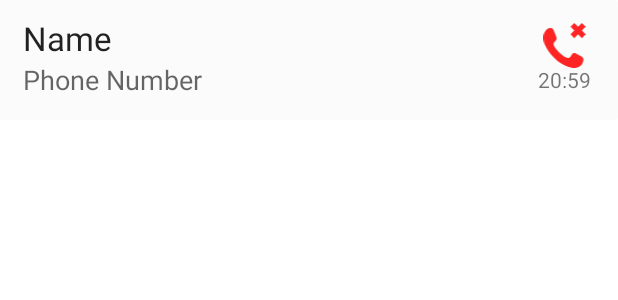
After one commit to 2tanayk/KBlock, an Android app: the layout log_item.xml on its own in the app's theme, with its tools: preview values and no code run, on a phone screen of 412 x 824 dp. The commit adds this screen. Shown: the top 300 px of the screen. Run offline under Robolectric (Android 15) with nearby library versions, the phone set to English and light mode, and no system bars.

Commit message:
feat: blocked call logs saved and displayed

```diff
--- a/app/src/main/java/com/kamathtanay/kblock/data/db/AppDatabase.kt
+++ b/app/src/main/java/com/kamathtanay/kblock/data/db/AppDatabase.kt
@@ -5,15 +5,18 @@ import androidx.room.Database
 import androidx.room.Room
 import androidx.room.RoomDatabase
 import androidx.room.TypeConverters
+import com.kamathtanay.kblock.data.dao.CallLogDao
 import com.kamathtanay.kblock.data.dao.ContactDao
+import com.kamathtanay.kblock.data.db.entity.CallLog
 import com.kamathtanay.kblock.data.db.entity.Contact
 import com.kamathtanay.kblock.data.db.entity.typeconverter.Converters
 
-@Database(entities = [Contact::class], version = 1, exportSchema = false)
+@Database(entities = [Contact::class, CallLog::class], version = 1, exportSchema = false)
 @TypeConverters(Converters::class)
 abstract class AppDatabase : RoomDatabase() {
 
     abstract fun getContactDao(): ContactDao
+    abstract fun getCallLogDao(): CallLogDao
 
     companion object {
         @Volatile
--- a/app/src/main/java/com/kamathtanay/kblock/data/db/entity/Contact.kt
+++ b/app/src/main/java/com/kamathtanay/kblock/data/db/entity/Contact.kt
@@ -11,7 +11,7 @@ import java.util.*
 data class Contact(
     @PrimaryKey(autoGenerate = true)
     @ColumnInfo(name = "user_id")
-    val id: Int=0,
+    val id: Int = 0,
     @ColumnInfo(name = "contact_name")
     val contactName: String,
     @ColumnInfo(name = "contact_phone_number")
@@ -21,4 +21,6 @@ data class Contact(
     @TypeConverters(Converters::class)
     @ColumnInfo(name = "date_blocked")
     val dateBlocked: Date? = null,
+    @ColumnInfo(name = "is_user_contact")
+    val isUserContact: Boolean = true,
 )
--- a/app/src/main/java/com/kamathtanay/kblock/data/repository/BlockedRepository.kt
+++ b/app/src/main/java/com/kamathtanay/kblock/data/repository/BlockedRepository.kt
@@ -24,4 +24,10 @@ class BlockedRepository(private val db: AppDatabase) {
             contactDao.unblockContact(isBlocked,contactPhoneNo)
         }
     }
+
+    fun insertNewBlockedNumber(contact: Contact) {
+        CoroutineUtil.io {
+            contactDao.insertNewBlockedNumber(contact)
+        }
+    }
 }
--- a/app/src/main/java/com/kamathtanay/kblock/viewmodel/BlockedViewModel.kt
+++ b/app/src/main/java/com/kamathtanay/kblock/viewmodel/BlockedViewModel.kt
@@ -44,4 +44,8 @@ class BlockedViewModel(private val repository: BlockedRepository):ViewModel() {
         }
         return filteredBlockedList
     }
+
+    fun insertNewBlockedNumber(contact:Contact){
+        repository.insertNewBlockedNumber(contact)
+    }
 }
--- a/app/src/main/res/layout/fragment_blocked_calls_log.xml
+++ b/app/src/main/res/layout/fragment_blocked_calls_log.xml
@@ -12,7 +12,8 @@
         android:layout_height="wrap_content"
         android:layout_gravity="center"
         android:orientation="vertical"
-        android:padding="5dp">
+        android:padding="5dp"
+        android:visibility="visible">
 
         <ImageView
             android:layout_width="200dp"
@@ -37,6 +38,7 @@
         android:orientation="vertical"
         android:padding="5dp"
         android:visibility="gone"
-        app:layoutManager="androidx.recyclerview.widget.LinearLayoutManager" />
+        app:layoutManager="androidx.recyclerview.widget.LinearLayoutManager"
+        tools:listitem="@layout/log_item" />
 
 </androidx.coordinatorlayout.widget.CoordinatorLayout>
--- /dev/null
+++ b/app/src/main/res/layout/log_item.xml
@@ -0,0 +1,74 @@
+<?xml version="1.0" encoding="utf-8"?>
+<com.google.android.material.card.MaterialCardView xmlns:android="http://schemas.android.com/apk/res/android"
+    xmlns:app="http://schemas.android.com/apk/res-auto"
+    xmlns:tools="http://schemas.android.com/tools"
+    android:layout_width="match_parent"
+    android:layout_height="80dp"
+    android:layout_marginBottom="2dp"
+    android:elevation="5dp"
+    app:cardCornerRadius="2dp">
+
+    <androidx.constraintlayout.widget.ConstraintLayout
+        android:layout_width="match_parent"
+        android:layout_height="match_parent"
+        android:padding="15dp">
+
+        <TextView
+            android:id="@+id/log_contact_name_txt"
+            android:layout_width="0dp"
+            android:layout_height="wrap_content"
+            android:layout_marginEnd="10dp"
+            android:layout_marginBottom="1dp"
+            android:text="Name"
+            android:textAppearance="@style/TextAppearance.AppCompat.Large"
+            app:layout_constraintBottom_toTopOf="@id/log_contact_phone_no_txt"
+            app:layout_constraintEnd_toStartOf="@+id/icon_img"
+            app:layout_constraintStart_toStartOf="parent"
+            app:layout_constraintTop_toTopOf="parent" />
+
+        <TextView
+            android:id="@+id/log_contact_phone_no_txt"
+            android:layout_width="0dp"
+            android:layout_height="wrap_content"
+            android:layout_marginEnd="10dp"
+            android:layout_marginBottom="5dp"
+            android:text="Phone Number"
+            android:textAppearance="@style/TextAppearance.AppCompat.Medium"
+            app:layout_constraintBottom_toBottomOf="@id/log_hr"
+            app:layout_constraintEnd_toStartOf="@+id/time_txt"
+            app:layout_constraintStart_toStartOf="parent"
+            app:layout_constraintTop_toBottomOf="@+id/log_contact_name_txt" />
+
+        <ImageView
+            android:id="@+id/icon_img"
+            android:layout_width="30dp"
+            android:layout_height="30dp"
+            android:layout_marginEnd="5dp"
+            app:layout_constraintEnd_toEndOf="parent"
+            app:layout_constraintTop_toTopOf="parent"
+            app:srcCompat="@drawable/ic_disconnect"
+            app:tint="@color/red_orange" />
+
+        <TextView
+            android:id="@+id/time_txt"
+            android:layout_width="wrap_content"
+            android:layout_height="wrap_content"
+            android:layout_marginTop="1dp"
+            android:layout_marginBottom="5dp"
+            android:text="20:59"
+            android:textAppearance="@style/TextAppearance.AppCompat.Small"
+            app:layout_constraintBottom_toTopOf="@+id/log_hr"
+            app:layout_constraintEnd_toEndOf="@id/icon_img"
+            app:layout_constraintStart_toStartOf="@+id/icon_img"
+            app:layout_constraintTop_toBottomOf="@+id/icon_img" />
+
+        <androidx.legacy.widget.Space
+            android:id="@+id/log_hr"
+            android:layout_width="match_parent"
+            android:layout_height="1dp"
+            app:layout_constraintBottom_toBottomOf="parent"
+            app:layout_constraintEnd_toEndOf="parent"
+            app:layout_constraintStart_toStartOf="parent"
+            app:layout_constraintTop_toBottomOf="parent" />
+    </androidx.constraintlayout.widget.ConstraintLayout>
+</com.google.android.material.card.MaterialCardView>
```
Also changed, not shown: app/src/main/java/com/kamathtanay/kblock/data/dao/CallLogDao.kt (added, +17 -0 lines), app/src/main/java/com/kamathtanay/kblock/data/dao/ContactDao.kt (+6 -2 lines), app/src/main/java/com/kamathtanay/kblock/data/db/entity/CallLog.kt (added, +18 -0 lines), app/src/main/java/com/kamathtanay/kblock/data/repository/CallLogRepository.kt (added, +27 -0 lines), app/src/main/java/com/kamathtanay/kblock/model/CallLogItem.kt (added, +8 -0 lines), app/src/main/java/com/kamathtanay/kblock/service/PhoneStateService.kt (+26 -17 lines), app/src/main/java/com/kamathtanay/kblock/ui/mainscreen/adapters/CallLogsRecyclerViewAdapter.kt (added, +33 -0 lines), app/src/main/java/com/kamathtanay/kblock/ui/mainscreen/blockedtab/BlockedContactsFragment.kt (+32 -22 lines), app/src/main/java/com/kamathtanay/kblock/ui/mainscreen/logstab/BlockedCallsLogFragment.kt (+37 -2 lines), app/src/main/java/com/kamathtanay/kblock/util/KBlockUtil.kt (added, +10 -0 lines), app/src/main/java/com/kamathtanay/kblock/util/PermissionUtil.kt (+8 -0 lines), app/src/main/java/com/kamathtanay/kblock/util/diffutil/CallLogDiffUtil.kt (added, +16 -0 lines), app/src/main/java/com/kamathtanay/kblock/viewmodel/CallLogViewModel.kt (added, +26 -0 lines), app/src/main/java/com/kamathtanay/kblock/viewmodel/CallLogViewModelFactory.kt (added, +13 -0 lines).
